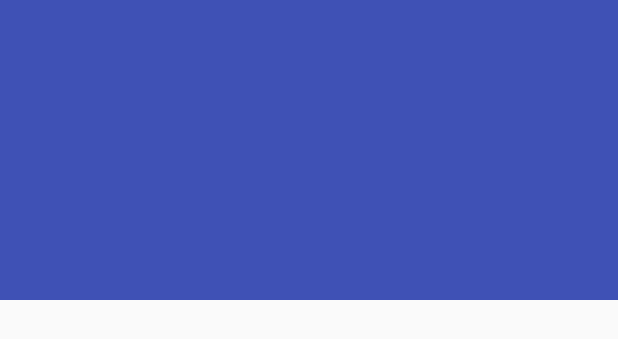
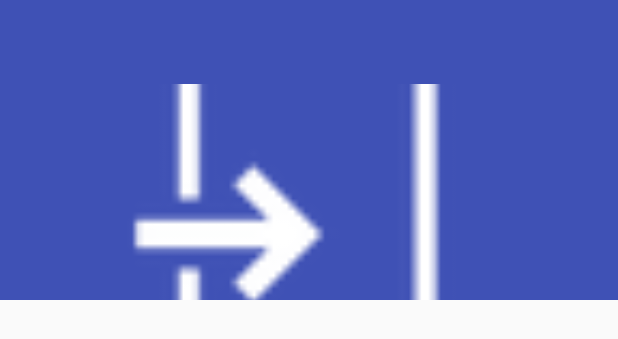
Before and after one commit to MaxSmile/Restik, an Android app: the layout activity_asymmetric_list.xml on its own in the app's theme, with its tools: preview values and no code run, on a phone screen of 412 x 824 dp. Shown: the top 339 px of the screen. Run offline under Robolectric (Android 15) with nearby library versions, the phone set to English and light mode, and no system bars; plain views replace AsymmetricGridView.

Commit message:
nice front cover image

```diff
--- a/android_project/app/src/main/java/com/vasilkoff/restik/CategoryItemDetailActivity.java
+++ b/android_project/app/src/main/java/com/vasilkoff/restik/CategoryItemDetailActivity.java
@@ -29,7 +29,8 @@ public class CategoryItemDetailActivity extends AppCompatActivity {
         fab.setOnClickListener(new View.OnClickListener() {
             @Override
             public void onClick(View view) {
-                Snackbar.make(view, "Replace with your own detail action", Snackbar.LENGTH_LONG)
+                Snackbar.make(view, "Replace with your own " +
+                        " action", Snackbar.LENGTH_LONG)
                         .setAction("Action", null).show();
             }
         });
--- a/android_project/app/src/main/res/layout/activity_asymmetric_list.xml
+++ b/android_project/app/src/main/res/layout/activity_asymmetric_list.xml
@@ -23,6 +23,12 @@
             app:contentScrim="?attr/colorPrimary"
             app:layout_scrollFlags="scroll|exitUntilCollapsed"
             app:toolbarId="@+id/toolbar">
+            <ImageView
+                android:id="@+id/coverImage"
+                android:scaleType="centerCrop"
+                android:src="@drawable/common_full_open_on_phone"
+                android:layout_width="match_parent"
+                android:layout_height="match_parent" />
 
             <android.support.v7.widget.Toolbar
                 android:id="@+id/detail_toolbar"
@@ -39,7 +45,8 @@
         xmlns:android="http://schemas.android.com/apk/res/android"
         android:id="@+id/listView"
         android:layout_width="match_parent"
-        android:layout_height="match_parent"/>
+        android:layout_height="match_parent"
+        app:layout_behavior="@string/appbar_scrolling_view_behavior" />
 
 
 
--- a/android_project/app/src/main/res/values/strings.xml
+++ b/android_project/app/src/main/res/values/strings.xml
@@ -1,7 +1,7 @@
 <resources>
     <string name="app_name">restik</string>
     <string name="title_categoryitem_detail">Category Item Detail</string>
-
+    <string name="front_title">Food Menu application</string>
     <string name="title_activity_loading">Food menu app template</string>
     <string name="dummy_button">Report problem</string>
     <string name="dummy_content">Loading</string>
```
Also changed, not shown: android_project/app/src/main/java/com/vasilkoff/restik/front/AsymmetricListActivity.java (+16 -0 lines).
